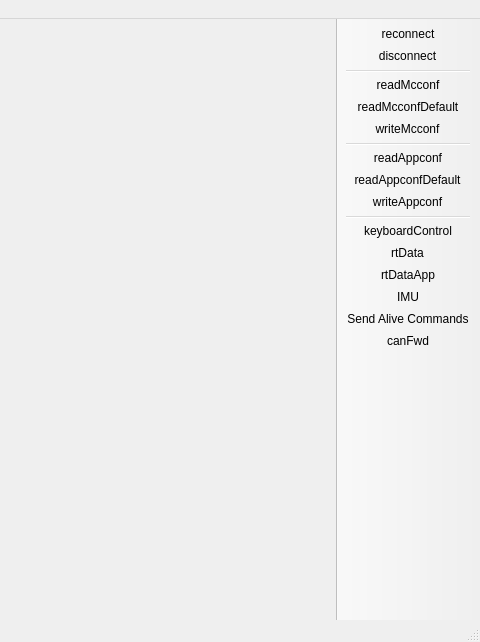
Qt form mainwindow.ui (jacobwebb22/vesc_tool) before a commit; both pictures show x 574 to 1054 and y 0 to 642 of the 1054 by 642 pixel window.
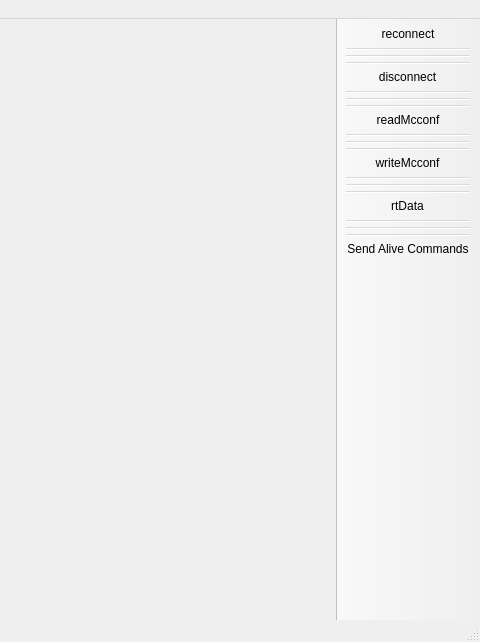
The same form after that commit. Icons and pictures are not drawn. Custom widgets are drawn as their Qt base class.

What changed in the file:
```diff
--- a/mainwindow.ui
+++ b/mainwindow.ui
@@ -559,8 +559,8 @@
    </property>
    <property name="iconSize">
     <size>
-     <width>24</width>
-     <height>24</height>
+     <width>60</width>
+     <height>60</height>
     </size>
    </property>
    <property name="toolButtonStyle">
@@ -576,22 +576,26 @@
     <bool>false</bool>
    </attribute>
    <addaction name="actionReconnect"/>
+   <addaction name="separator"/>
+   <addaction name="separator"/>
+   <addaction name="separator"/>
    <addaction name="actionDisconnect"/>
    <addaction name="separator"/>
+   <addaction name="separator"/>
+   <addaction name="separator"/>
    <addaction name="actionReadMcconf"/>
-   <addaction name="actionReadMcconfDefault"/>
+   <addaction name="separator"/>
+   <addaction name="separator"/>
+   <addaction name="separator"/>
    <addaction name="actionWriteMcconf"/>
    <addaction name="separator"/>
-   <addaction name="actionReadAppconf"/>
-   <addaction name="actionReadAppconfDefault"/>
-   <addaction name="actionWriteAppconf"/>
    <addaction name="separator"/>
-   <addaction name="actionKeyboardControl"/>
+   <addaction name="separator"/>
    <addaction name="actionRtData"/>
-   <addaction name="actionRtDataApp"/>
-   <addaction name="actionIMU"/>
+   <addaction name="separator"/>
+   <addaction name="separator"/>
+   <addaction name="separator"/>
    <addaction name="actionSendAlive"/>
-   <addaction name="actionCanFwd"/>
   </widget>
   <widget class="QStatusBar" name="statusBar"/>
   <action name="actionReadMcconf">
@@ -606,18 +610,6 @@
     <string>Read motor Configuration</string>
    </property>
   </action>
-  <action name="actionReadMcconfDefault">
-   <property name="icon">
-    <iconset resource="res.qrc">
-     <normaloff>:/res/icons/motor_default.png</normaloff>:/res/icons/motor_default.png</iconset>
-   </property>
-   <property name="text">
-    <string>readMcconfDefault</string>
-   </property>
-   <property name="toolTip">
-    <string>Read default motor configuration</string>
-   </property>
-  </action>
   <action name="actionWriteMcconf">
    <property name="icon">
     <iconset resource="res.qrc">
@@ -672,22 +664,6 @@
     <string>Reboot</string>
    </property>
   </action>
-  <action name="actionCanFwd">
-   <property name="checkable">
-    <bool>true</bool>
-   </property>
-   <property name="icon">
-    <iconset resource="res.qrc">
-     <normaloff>:/res/icons/can_off.png</normaloff>
-     <normalon>:/res/icons/can_on.png</normalon>:/res/icons/can_off.png</iconset>
-   </property>
-   <property name="text">
-    <string>canFwd</string>
-   </property>
-   <property name="toolTip">
-    <string>Forward communication over CAN-bus</string>
-   </property>
-  </action>
   <action name="actionReconnect">
    <property name="icon">
     <iconset resource="res.qrc">
@@ -716,42 +692,6 @@
     <string>Stream realtime data</string>
    </property>
   </action>
-  <action name="actionReadAppconf">
-   <property name="icon">
-    <iconset resource="res.qrc">
-     <normaloff>:/res/icons/app_up.png</normaloff>:/res/icons/app_up.png</iconset>
-   </property>
-   <property name="text">
-    <string>readAppconf</string>
-   </property>
-   <property name="toolTip">
-    <string>Read app configuration</string>
-   </property>
-  </action>
-  <action name="actionReadAppconfDefault">
-   <property name="icon">
-    <iconset resource="res.qrc">
-     <normaloff>:/res/icons/app_default.png</normaloff>:/res/icons/app_default.png</iconset>
-   </property>
-   <property name="text">
-    <string>readAppconfDefault</string>
-   </property>
-   <property name="toolTip">
-    <string>Read default app configuration</string>
-   </property>
-  </action>
-  <action name="actionWriteAppconf">
-   <property name="icon">
-    <iconset resource="res.qrc">
-     <normaloff>:/res/icons/app_down.png</normaloff>:/res/icons/app_down.png</iconset>
-   </property>
-   <property name="text">
-    <string>writeAppconf</string>
-   </property>
-   <property name="toolTip">
-    <string>Write app configuration</string>
-   </property>
-  </action>
   <action name="actionSaveAppconfXml">
    <property name="icon">
     <iconset resource="res.qrc">
@@ -788,22 +728,6 @@
     <string>About VESC Tool</string>
    </property>
   </action>
-  <action name="actionKeyboardControl">
-   <property name="checkable">
-    <bool>true</bool>
-   </property>
-   <property name="icon">
-    <iconset resource="res.qrc">
-     <normaloff>:/res/icons/keys_off.png</normaloff>
-     <normalon>:/res/icons/keys_on.png</normalon>:/res/icons/keys_off.png</iconset>
-   </property>
-   <property name="text">
-    <string>keyboardControl</string>
-   </property>
-   <property name="toolTip">
-    <string>Use arrow keys to control motor</string>
-   </property>
-  </action>
   <action name="actionParameterEditorMcconf">
    <property name="icon">
     <iconset resource="res.qrc">
```
Left out of the diff: 8 changed lines with no effect on the pictures.
